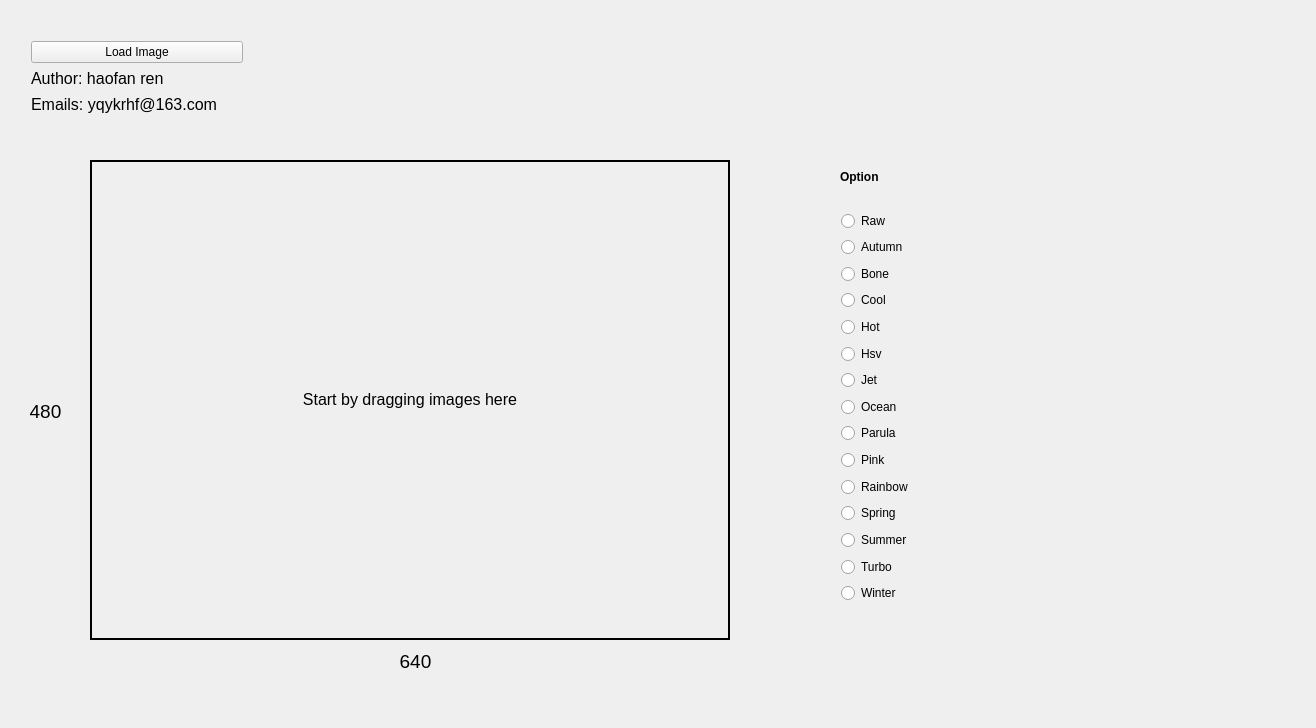
Qt form widget.ui (renhaofan/ColorMap-RangeMap-Visualization) before a commit.
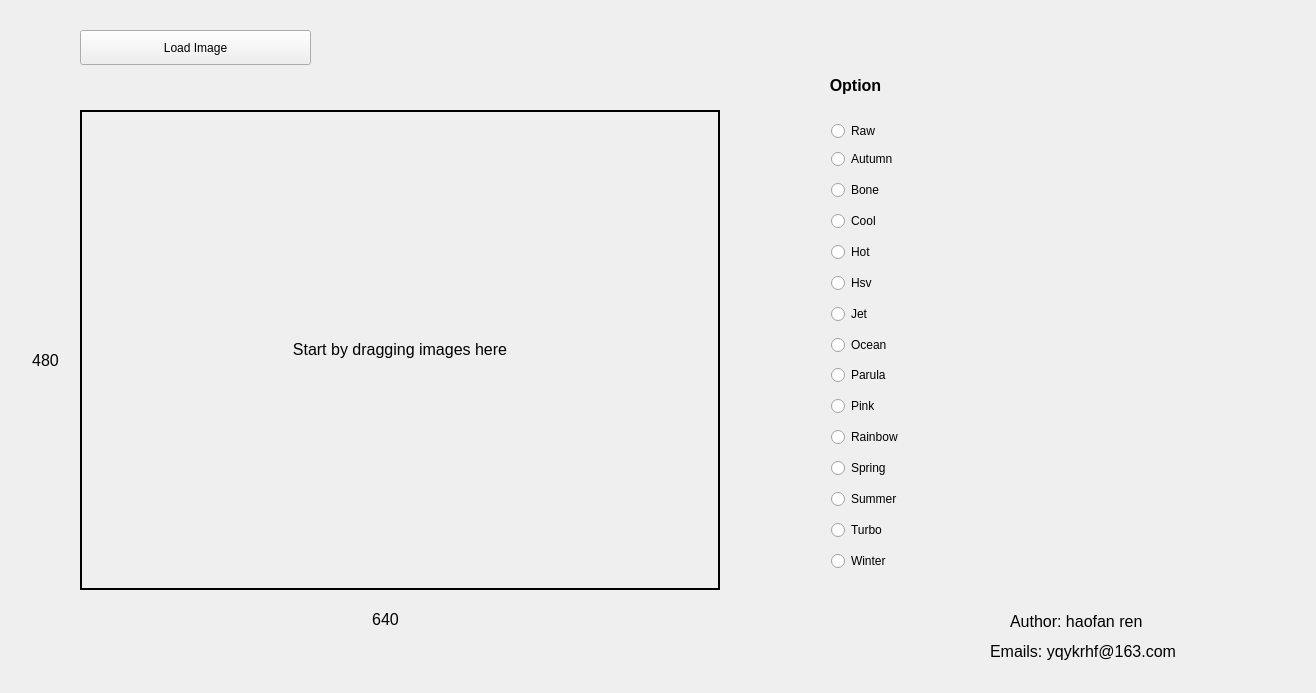
The same form after that commit. Icons and pictures are not drawn.

Commit message: Enlarge font size

Diff of the .ui file:
```diff
--- a/widget.ui
+++ b/widget.ui
@@ -7,7 +7,7 @@
     <x>0</x>
     <y>0</y>
     <width>1316</width>
-    <height>728</height>
+    <height>693</height>
    </rect>
   </property>
   <property name="cursor">
@@ -26,21 +26,21 @@
    </property>
    <property name="geometry">
     <rect>
-     <x>840</x>
-     <y>170</y>
-     <width>56</width>
-     <height>15</height>
+     <x>820</x>
+     <y>70</y>
+     <width>71</width>
+     <height>31</height>
     </rect>
    </property>
    <property name="text">
-    <string>&lt;html&gt;&lt;head/&gt;&lt;body&gt;&lt;p&gt;&lt;span style=&quot; font-weight:600;&quot;&gt;Option&lt;/span&gt;&lt;/p&gt;&lt;/body&gt;&lt;/html&gt;</string>
+    <string>&lt;html&gt;&lt;head/&gt;&lt;body&gt;&lt;p align=&quot;center&quot;&gt;&lt;span style=&quot; font-size:12pt; font-weight:600;&quot;&gt;Option&lt;/span&gt;&lt;/p&gt;&lt;/body&gt;&lt;/html&gt;</string>
    </property>
   </widget>
   <widget class="QLabel" name="RawImageLabel">
    <property name="geometry">
     <rect>
-     <x>90</x>
-     <y>160</y>
+     <x>80</x>
+     <y>110</y>
      <width>640</width>
      <height>480</height>
     </rect>
@@ -63,14 +63,14 @@
    </property>
    <property name="geometry">
     <rect>
-     <x>370</x>
-     <y>650</y>
+     <x>340</x>
+     <y>610</y>
      <width>91</width>
      <height>21</height>
     </rect>
    </property>
    <property name="text">
-    <string>&lt;html&gt;&lt;head/&gt;&lt;body&gt;&lt;p&gt;&lt;span style=&quot; font-size:14pt;&quot;&gt;640&lt;/span&gt;&lt;br/&gt;&lt;/p&gt;&lt;/body&gt;&lt;/html&gt;</string>
+    <string>&lt;html&gt;&lt;head/&gt;&lt;body&gt;&lt;p&gt;&lt;span style=&quot; font-size:12pt;&quot;&gt;640&lt;/span&gt;&lt;br/&gt;&lt;/p&gt;&lt;/body&gt;&lt;/html&gt;</string>
    </property>
    <property name="alignment">
     <set>Qt::AlignCenter</set>
@@ -83,76 +83,33 @@
    <property name="geometry">
     <rect>
      <x>0</x>
-     <y>400</y>
+     <y>350</y>
      <width>91</width>
      <height>21</height>
     </rect>
    </property>
    <property name="text">
-    <string>&lt;html&gt;&lt;head/&gt;&lt;body&gt;&lt;p&gt;&lt;span style=&quot; font-size:14pt;&quot;&gt;480&lt;/span&gt;&lt;/p&gt;&lt;/body&gt;&lt;/html&gt;</string>
+    <string>&lt;html&gt;&lt;head/&gt;&lt;body&gt;&lt;p&gt;&lt;span style=&quot; font-size:12pt;&quot;&gt;480&lt;/span&gt;&lt;/p&gt;&lt;/body&gt;&lt;/html&gt;</string>
    </property>
    <property name="alignment">
     <set>Qt::AlignCenter</set>
    </property>
   </widget>
-  <widget class="QWidget" name="">
+  <widget class="QWidget" name="layoutWidget">
    <property name="geometry">
     <rect>
-     <x>20</x>
-     <y>30</y>
-     <width>234</width>
-     <height>95</height>
-    </rect>
-   </property>
-   <layout class="QVBoxLayout" name="verticalLayout_3">
-    <item>
-     <layout class="QVBoxLayout" name="verticalLayout_2">
-      <item>
-       <widget class="QPushButton" name="LoadButton">
-        <property name="styleSheet">
-         <string notr="true"/>
-        </property>
-        <property name="text">
-         <string>Load Image</string>
-        </property>
-       </widget>
-      </item>
-      <item>
-       <widget class="QLabel" name="AuthorLabel">
-        <property name="text">
-         <string>&lt;html&gt;&lt;head/&gt;&lt;body&gt;&lt;p&gt;&lt;span style=&quot; font-size:12pt;&quot;&gt;Author: haofan ren&lt;/span&gt;&lt;/p&gt;&lt;/body&gt;&lt;/html&gt;</string>
-        </property>
-        <property name="alignment">
-         <set>Qt::AlignLeading|Qt::AlignLeft|Qt::AlignVCenter</set>
-        </property>
-       </widget>
-      </item>
-      <item>
-       <widget class="QLabel" name="EmailLabel">
-        <property name="text">
-         <string>&lt;html&gt;&lt;head/&gt;&lt;body&gt;&lt;p&gt;&lt;span style=&quot; font-size:12pt;&quot;&gt;Emails: yqykrhf@163.com&lt;/span&gt;&lt;/p&gt;&lt;/body&gt;&lt;/html&gt;</string>
-        </property>
-        <property name="alignment">
-         <set>Qt::AlignLeading|Qt::AlignLeft|Qt::AlignVCenter</set>
-        </property>
-       </widget>
-      </item>
-     </layout>
-    </item>
-   </layout>
-  </widget>
-  <widget class="QWidget" name="">
-   <property name="geometry">
-    <rect>
-     <x>830</x>
-     <y>200</y>
+     <x>820</x>
+     <y>110</y>
      <width>402</width>
-     <height>415</height>
+     <height>475</height>
     </rect>
    </property>
    <layout class="QVBoxLayout" name="verticalLayout_4">
     <item>
      <widget class="QRadioButton" name="RawRadioButton">
+      <property name="styleSheet">
+       <string notr="true">font: 10pt &quot;Arial&quot;;</string>
+      </property>
       <property name="text">
        <string>Raw</string>
       </property>
@@ -167,6 +124,9 @@
        <layout class="QHBoxLayout" name="horizontalLayout">
         <item>
          <widget class="QRadioButton" name="AutumnRadioButton">
+          <property name="styleSheet">
+           <string notr="true">font: 10pt &quot;Arial&quot;;</string>
+          </property>
           <property name="text">
            <string>Autumn</string>
           </property>
@@ -191,6 +151,9 @@
        <layout class="QHBoxLayout" name="horizontalLayout_2">
         <item>
          <widget class="QRadioButton" name="BoneRadioButton">
+          <property name="styleSheet">
+           <string notr="true">font: 10pt &quot;Arial&quot;;</string>
+          </property>
           <property name="text">
            <string>Bone  </string>
           </property>
@@ -212,6 +175,9 @@
        <layout class="QHBoxLayout" name="horizontalLayout_3">
         <item>
          <widget class="QRadioButton" name="CoolRadioButton">
+          <property name="styleSheet">
+           <string notr="true">font: 10pt &quot;Arial&quot;;</string>
+          </property>
           <property name="text">
            <string>Cool  </string>
           </property>
@@ -233,6 +199,9 @@
        <layout class="QHBoxLayout" name="horizontalLayout_4">
         <item>
          <widget class="QRadioButton" name="HotRadioButton">
+          <property name="styleSheet">
+           <string notr="true">font: 10pt &quot;Arial&quot;;</string>
+          </property>
           <property name="text">
            <string>Hot   </string>
           </property>
@@ -254,6 +223,9 @@
        <layout class="QHBoxLayout" name="horizontalLayout_5">
         <item>
          <widget class="QRadioButton" name="HsvRadioButton">
+          <property name="styleSheet">
+           <string notr="true">font: 10pt &quot;Arial&quot;;</string>
+          </property>
           <property name="text">
            <string>Hsv   </string>
           </property>
@@ -275,6 +247,9 @@
        <layout class="QHBoxLayout" name="horizontalLayout_6">
         <item>
          <widget class="QRadioButton" name="JetRadioButton">
+          <property name="styleSheet">
+           <string notr="true">font: 10pt &quot;Arial&quot;;</string>
+          </property>
           <property name="text">
            <string>Jet</string>
           </property>
@@ -296,6 +271,9 @@
        <layout class="QHBoxLayout" name="horizontalLayout_7">
         <item>
          <widget class="QRadioButton" name="OceanRadioButton">
+          <property name="styleSheet">
+           <string notr="true">font: 10pt &quot;Arial&quot;;</string>
+          </property>
           <property name="text">
            <string>Ocean</string>
           </property>
@@ -317,6 +295,9 @@
        <layout class="QHBoxLayout" name="horizontalLayout_8">
         <item>
          <widget class="QRadioButton" name="ParulaRadioButton">
+          <property name="styleSheet">
+           <string notr="true">font: 10pt &quot;Arial&quot;;</string>
+          </property>
           <property name="text">
            <string>Parula</string>
           </property>
@@ -338,6 +319,9 @@
        <layout class="QHBoxLayout" name="horizontalLayout_9">
         <item>
          <widget class="QRadioButton" name="PinkRadioButton">
+          <property name="styleSheet">
+           <string notr="true">font: 10pt &quot;Arial&quot;;</string>
+          </property>
           <property name="text">
            <string>Pink</string>
           </property>
@@ -359,6 +343,9 @@
        <layout class="QHBoxLayout" name="horizontalLayout_10">
         <item>
          <widget class="QRadioButton" name="RainbowRadioButton">
+          <property name="styleSheet">
+           <string notr="true">font: 10pt &quot;Arial&quot;;</string>
+          </property>
           <property name="text">
            <string>Rainbow</string>
           </property>
@@ -380,6 +367,9 @@
        <layout class="QHBoxLayout" name="horizontalLayout_11">
         <item>
          <widget class="QRadioButton" name="SpringRadioButton">
+          <property name="styleSheet">
+           <string notr="true">font: 10pt &quot;Arial&quot;;</string>
+          </property>
           <property name="text">
            <string>Spring</string>
           </property>
@@ -401,6 +391,9 @@
        <layout class="QHBoxLayout" name="horizontalLayout_12">
         <item>
          <widget class="QRadioButton" name="SummerRadioButton">
+          <property name="styleSheet">
+           <string notr="true">font: 10pt &quot;Arial&quot;;</string>
+          </property>
           <property name="text">
            <string>Summer</string>
           </property>
@@ -422,6 +415,9 @@
        <layout class="QHBoxLayout" name="horizontalLayout_13">
         <item>
          <widget class="QRadioButton" name="TurboRadioButton">
+          <property name="styleSheet">
+           <string notr="true">font: 10pt &quot;Arial&quot;;</string>
+          </property>
           <property name="text">
            <string>Turbo</string>
           </property>
@@ -443,6 +439,9 @@
        <layout class="QHBoxLayout" name="horizontalLayout_14">
         <item>
          <widget class="QRadioButton" name="WinterRadioButton">
+          <property name="styleSheet">
+           <string notr="true">font: 10pt &quot;Arial&quot;;</string>
+          </property>
           <property name="text">
            <string>Winter</string>
           </property>
@@ -464,6 +463,54 @@
     </item>
    </layout>
   </widget>
+  <widget class="QPushButton" name="LoadButton">
+   <property name="geometry">
+    <rect>
+     <x>80</x>
+     <y>30</y>
+     <width>231</width>
+     <height>35</height>
+    </rect>
+   </property>
+   <property name="styleSheet">
+    <string notr="true">font: 87 11pt &quot;Arial Black&quot;;</string>
+   </property>
+   <property name="text">
+    <string>Load Image</string>
+   </property>
+  </widget>
+  <widget class="QLabel" name="AuthorLabel">
+   <property name="geometry">
+    <rect>
+     <x>1010</x>
+     <y>610</y>
+     <width>180</width>
+     <height>23</height>
+    </rect>
+   </property>
+   <property name="text">
+    <string>&lt;html&gt;&lt;head/&gt;&lt;body&gt;&lt;p&gt;&lt;span style=&quot; font-size:12pt;&quot;&gt;Author: haofan ren&lt;/span&gt;&lt;/p&gt;&lt;/body&gt;&lt;/html&gt;</string>
+   </property>
+   <property name="alignment">
+    <set>Qt::AlignLeading|Qt::AlignLeft|Qt::AlignVCenter</set>
+   </property>
+  </widget>
+  <widget class="QLabel" name="EmailLabel">
+   <property name="geometry">
+    <rect>
+     <x>990</x>
+     <y>640</y>
+     <width>230</width>
+     <height>23</height>
+    </rect>
+   </property>
+   <property name="text">
+    <string>&lt;html&gt;&lt;head/&gt;&lt;body&gt;&lt;p&gt;&lt;span style=&quot; font-size:12pt;&quot;&gt;Emails: yqykrhf@163.com&lt;/span&gt;&lt;/p&gt;&lt;/body&gt;&lt;/html&gt;</string>
+   </property>
+   <property name="alignment">
+    <set>Qt::AlignLeading|Qt::AlignLeft|Qt::AlignVCenter</set>
+   </property>
+  </widget>
  </widget>
  <layoutdefault spacing="6" margin="11"/>
  <resources>
```
The commit also changes 1 other file.
